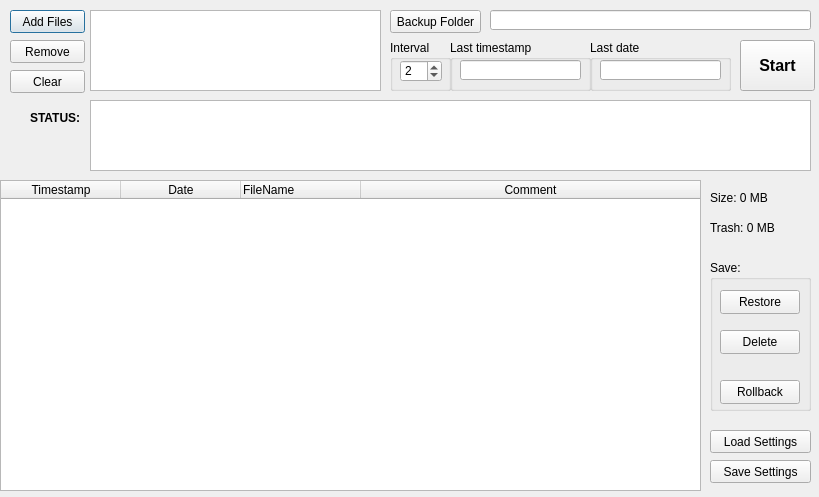
Before: the Qt Designer form sgauto.ui in misiektw/sgauto, drawn with Qt 5.
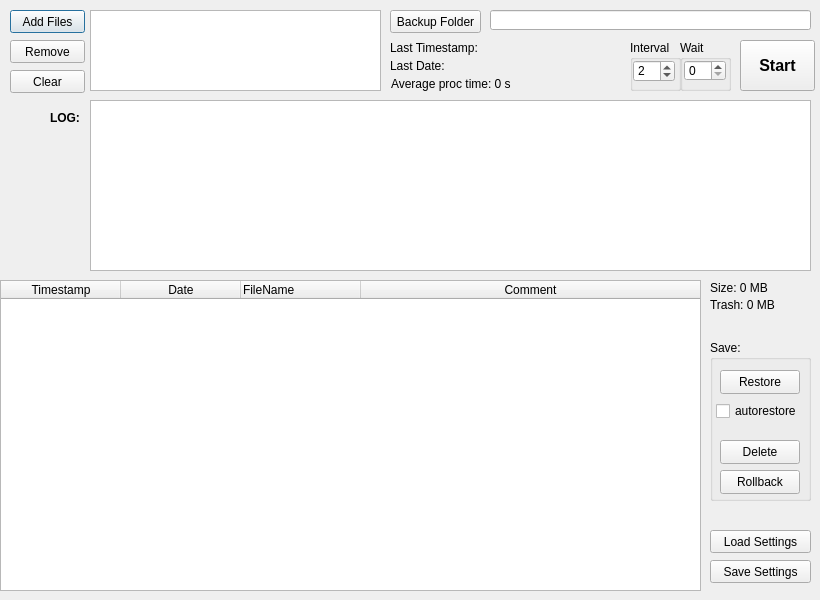
After: the same form once the commit is applied. Icons and pictures are not drawn.

Commit message: Fix restore. Add trash size, wait time. Fix path issue.

The edit to the form file:
```diff
--- a/sgauto.ui
+++ b/sgauto.ui
@@ -6,8 +6,8 @@
    <rect>
     <x>0</x>
     <y>0</y>
-    <width>819</width>
-    <height>497</height>
+    <width>820</width>
+    <height>600</height>
    </rect>
   </property>
   <property name="windowTitle">
@@ -83,7 +83,7 @@
    <property name="geometry">
     <rect>
      <x>0</x>
-     <y>180</y>
+     <y>280</y>
      <width>701</width>
      <height>311</height>
     </rect>
@@ -174,9 +174,9 @@
   <widget class="QGroupBox" name="groupBox">
    <property name="geometry">
     <rect>
-     <x>390</x>
+     <x>630</x>
      <y>40</y>
-     <width>61</width>
+     <width>51</width>
      <height>51</height>
     </rect>
    </property>
@@ -186,7 +186,7 @@
    <widget class="QSpinBox" name="sbInter">
     <property name="geometry">
      <rect>
-      <x>10</x>
+      <x>3</x>
       <y>20</y>
       <width>42</width>
       <height>22</height>
@@ -200,66 +200,6 @@
     </property>
    </widget>
   </widget>
-  <widget class="QGroupBox" name="groupBox_2">
-   <property name="geometry">
-    <rect>
-     <x>450</x>
-     <y>40</y>
-     <width>141</width>
-     <height>51</height>
-    </rect>
-   </property>
-   <property name="title">
-    <string>Last timestamp</string>
-   </property>
-   <widget class="QLineEdit" name="leTStamp">
-    <property name="geometry">
-     <rect>
-      <x>10</x>
-      <y>20</y>
-      <width>121</width>
-      <height>20</height>
-     </rect>
-    </property>
-    <property name="font">
-     <font>
-      <pointsize>8</pointsize>
-      <weight>50</weight>
-      <bold>false</bold>
-     </font>
-    </property>
-   </widget>
-  </widget>
-  <widget class="QGroupBox" name="groupBox_3">
-   <property name="geometry">
-    <rect>
-     <x>590</x>
-     <y>40</y>
-     <width>141</width>
-     <height>51</height>
-    </rect>
-   </property>
-   <property name="title">
-    <string>Last date</string>
-   </property>
-   <widget class="QLineEdit" name="leDate">
-    <property name="geometry">
-     <rect>
-      <x>10</x>
-      <y>20</y>
-      <width>121</width>
-      <height>20</height>
-     </rect>
-    </property>
-    <property name="font">
-     <font>
-      <pointsize>8</pointsize>
-      <weight>50</weight>
-      <bold>false</bold>
-     </font>
-    </property>
-   </widget>
-  </widget>
   <widget class="QPushButton" name="bClear">
    <property name="geometry">
     <rect>
@@ -282,7 +222,7 @@
      <x>90</x>
      <y>100</y>
      <width>721</width>
-     <height>71</height>
+     <height>171</height>
     </rect>
    </property>
    <property name="autoScroll">
@@ -301,9 +241,9 @@
   <widget class="QLabel" name="label">
    <property name="geometry">
     <rect>
-     <x>30</x>
+     <x>50</x>
      <y>110</y>
-     <width>61</width>
+     <width>41</width>
      <height>16</height>
     </rect>
    </property>
@@ -314,14 +254,14 @@
     </font>
    </property>
    <property name="text">
-    <string>STATUS:</string>
+    <string>LOG:</string>
    </property>
   </widget>
   <widget class="QPushButton" name="bSaveSet">
    <property name="geometry">
     <rect>
      <x>710</x>
-     <y>460</y>
+     <y>560</y>
      <width>101</width>
      <height>23</height>
     </rect>
@@ -334,7 +274,7 @@
    <property name="geometry">
     <rect>
      <x>710</x>
-     <y>430</y>
+     <y>530</y>
      <width>101</width>
      <height>23</height>
     </rect>
@@ -347,9 +287,9 @@
    <property name="geometry">
     <rect>
      <x>710</x>
-     <y>260</y>
+     <y>340</y>
      <width>101</width>
-     <height>151</height>
+     <height>161</height>
     </rect>
    </property>
    <property name="title">
@@ -375,7 +315,7 @@
     <property name="geometry">
      <rect>
       <x>10</x>
-      <y>70</y>
+      <y>100</y>
       <width>80</width>
       <height>24</height>
      </rect>
@@ -391,7 +331,7 @@
     <property name="geometry">
      <rect>
       <x>10</x>
-      <y>120</y>
+      <y>130</y>
       <width>80</width>
       <height>24</height>
      </rect>
@@ -403,12 +343,28 @@
      <string>Rollback</string>
     </property>
    </widget>
+   <widget class="QCheckBox" name="cbAutoRes">
+    <property name="geometry">
+     <rect>
+      <x>6</x>
+      <y>60</y>
+      <width>91</width>
+      <height>22</height>
+     </rect>
+    </property>
+    <property name="toolTip">
+     <string>Automaticaly restore selected or last backup if files are missing.</string>
+    </property>
+    <property name="text">
+     <string>autorestore</string>
+    </property>
+   </widget>
   </widget>
   <widget class="QLabel" name="lbSize">
    <property name="geometry">
     <rect>
      <x>710</x>
-     <y>190</y>
+     <y>280</y>
      <width>101</width>
      <height>16</height>
     </rect>
@@ -421,7 +377,7 @@
    <property name="geometry">
     <rect>
      <x>710</x>
-     <y>220</y>
+     <y>297</y>
      <width>101</width>
      <height>16</height>
     </rect>
@@ -430,6 +386,74 @@
     <string>Trash: 0 MB</string>
    </property>
   </widget>
+  <widget class="QLabel" name="lbAvgProcTime">
+   <property name="geometry">
+    <rect>
+     <x>391</x>
+     <y>76</y>
+     <width>201</width>
+     <height>16</height>
+    </rect>
+   </property>
+   <property name="text">
+    <string>Average proc time: 0 s</string>
+   </property>
+  </widget>
+  <widget class="QGroupBox" name="groupBox_4">
+   <property name="geometry">
+    <rect>
+     <x>680</x>
+     <y>40</y>
+     <width>51</width>
+     <height>51</height>
+    </rect>
+   </property>
+   <property name="title">
+    <string>Wait</string>
+   </property>
+   <widget class="QSpinBox" name="sbWait">
+    <property name="geometry">
+     <rect>
+      <x>4</x>
+      <y>20</y>
+      <width>42</width>
+      <height>21</height>
+     </rect>
+    </property>
+    <property name="toolTip">
+     <string>Wait this many seconds before processing. Can't be more than Interval.</string>
+    </property>
+    <property name="value">
+     <number>0</number>
+    </property>
+   </widget>
+  </widget>
+  <widget class="QLabel" name="lbTStamp">
+   <property name="geometry">
+    <rect>
+     <x>390</x>
+     <y>40</y>
+     <width>201</width>
+     <height>16</height>
+    </rect>
+   </property>
+   <property name="text">
+    <string>Last Timestamp:</string>
+   </property>
+  </widget>
+  <widget class="QLabel" name="lbDate">
+   <property name="geometry">
+    <rect>
+     <x>390</x>
+     <y>58</y>
+     <width>201</width>
+     <height>16</height>
+    </rect>
+   </property>
+   <property name="text">
+    <string>Last Date:</string>
+   </property>
+  </widget>
  </widget>
  <resources/>
  <connections/>
```
Left out of the diff: 3 changed lines with no effect on the pictures. The commit also changes 1 other file.
